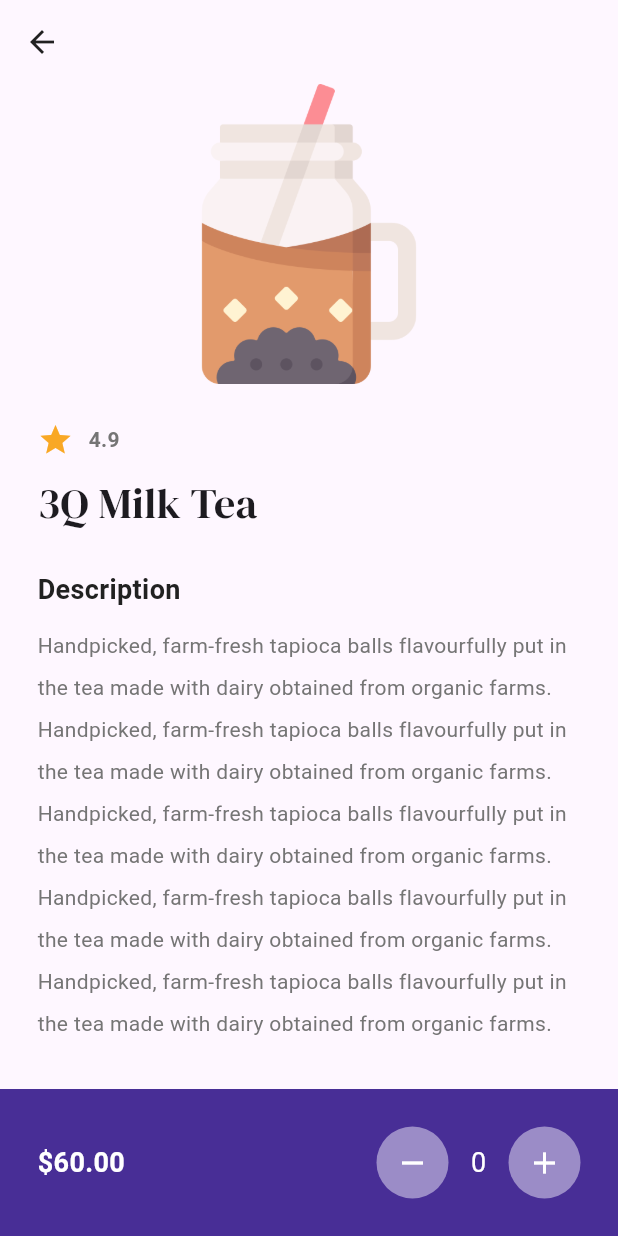
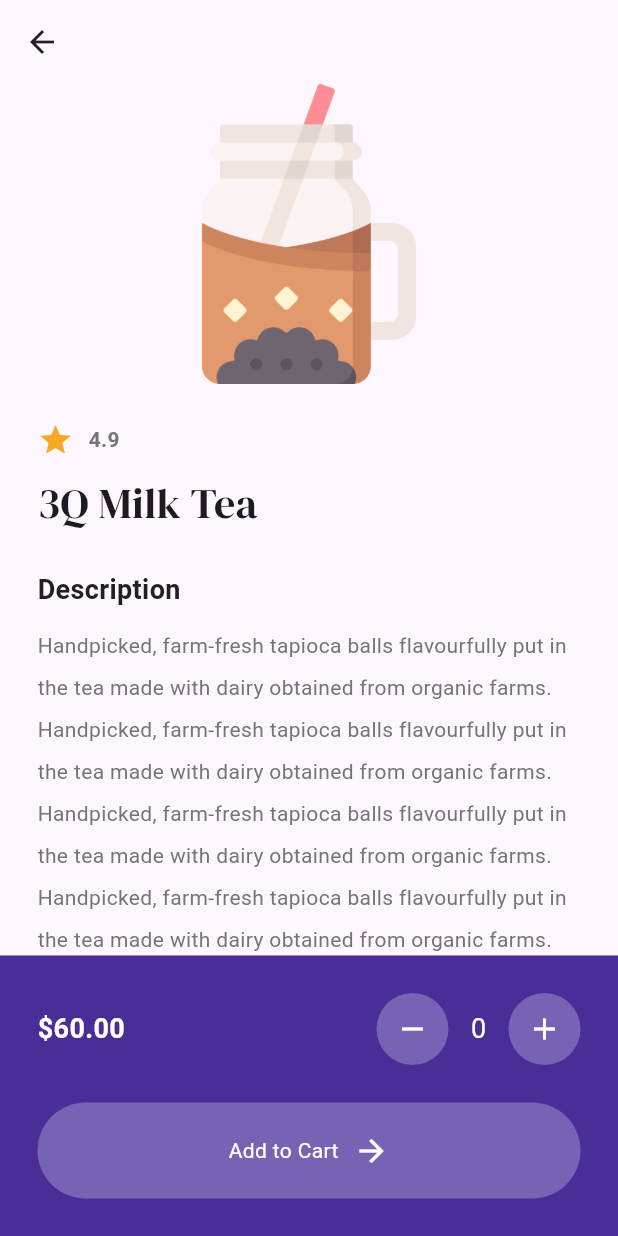
Before and after one commit to strawberryskeleton/tapioka, a Flutter app: the MenuPage screen opened by its route, after a tap on "3Q Milk Tea", on a phone screen of 412 x 824 dp. Run offline on Flutter 3.47's test engine with Material 3 defaults, Android fonts, the phone set to English and light mode, and no system bars; our stand-ins replace google_fonts.

Commit message:
added 'add to cart' functionality

```diff
--- a/lib/components/food_tile.dart
+++ b/lib/components/food_tile.dart
@@ -47,7 +47,7 @@ class FoodTile extends StatelessWidget {
 
                   // price
                   Text(
-                    '\$' + food.price,
+                    '\$${food.price}',
                     style: TextStyle(
                       fontWeight: FontWeight.bold,
                       color: Colors.grey[700],
--- /dev/null
+++ b/lib/models/shop.dart
@@ -0,0 +1,46 @@
+import 'package:flutter/material.dart';
+import 'food.dart';
+
+class Shop extends ChangeNotifier {
+  // food menu
+  final List<Food> _foodMenu = [
+    // 3Q milk tea
+    Food(
+      name: "3Q Milk Tea",
+      price: "60.00",
+      imagePath: "lib/images/3Q_milk_tea.png",
+      rating: "4.9"
+    ),
+
+    // peace ice tea
+    Food(
+      name: "Peach Ice Tea",
+      price: "50.00",
+      imagePath: "lib/images/peach_ice_tea.png",
+      rating: "4.2"
+    ),
+  ];
+
+  // customer cart
+  List<Food> _cart = [];
+
+
+  // getter methods
+  List<Food> get foodMenu => _foodMenu;
+  List<Food> get cart => _cart;
+
+  // add to cart
+  void addToCart(Food foodItem, int quantity) {
+    for (int i = 0; i < quantity; i++) {
+      _cart.add(foodItem);
+    }
+    notifyListeners();
+  }
+
+  // remove from cart
+  void removeFromCart (Food foodItem) {
+    _cart.remove(foodItem);
+    notifyListeners();
+  }
+
+}
--- a/lib/pages/menu_page.dart
+++ b/lib/pages/menu_page.dart
@@ -1,7 +1,9 @@
 import 'package:flutter/material.dart';
 import 'package:google_fonts/google_fonts.dart';
+import 'package:provider/provider.dart';
 import 'package:tapioka/components/button.dart';
-import 'package:tapioka/models/food.dart';
+// import 'package:tapioka/models/food.dart';
+import 'package:tapioka/models/shop.dart';
 import 'package:tapioka/theme/colors.dart';
 import '../components/food_tile.dart';
 import 'food_details_page.dart';
@@ -15,18 +17,23 @@ class MenuPage extends StatefulWidget {
 
 class _MenuPageState extends State<MenuPage> {
 
-  // food menu
-  List foodMenu = [
-    // 3Q milk tea
-    Food(name: "3Q Milk Tea", price: "60.00", imagePath: "lib/images/3Q_milk_tea.png", rating: "4.9"),
+  // // food menu
+  // List foodMenu = [
+  //   // 3Q milk tea
+  //   Food(name: "3Q Milk Tea", price: "60.00", imagePath: "lib/images/3Q_milk_tea.png", rating: "4.9"),
 
-    // peace ice tea
-    Food(name: "Peach Ice Tea", price: "50.00", imagePath: "lib/images/peach_ice_tea.png", rating: "4.2"),
+  //   // peace ice tea
+  //   Food(name: "Peach Ice Tea", price: "50.00", imagePath: "lib/images/peach_ice_tea.png", rating: "4.2"),
 
-  ];
+  // ];
 
   // click menu --> food details page
   void navigateToFoodDetails (int index) {
+
+    // get items from shop model
+    final shop = context.read<Shop>();
+    final foodMenu = shop.foodMenu;
+
     Navigator.push(
       context,
       MaterialPageRoute(
@@ -39,6 +46,10 @@ class _MenuPageState extends State<MenuPage> {
 
   @override
   Widget build(BuildContext context) {
+    // get items from shop model
+    final shop = context.read<Shop>();
+    final foodMenu = shop.foodMenu;
+
     return Scaffold(
       backgroundColor: Colors.grey[300],
       appBar: AppBar(
--- a/lib/theme/colors.dart
+++ b/lib/theme/colors.dart
@@ -2,4 +2,5 @@ import 'package:flutter/material.dart';
 
 var primaryColor = const Color.fromARGB(255, 72, 46, 150);
 
-var secondaryColor = const Color.fromARGB(255, 155, 140, 199);
+// var secondaryColor = const Color.fromARGB(255, 155, 140, 199);
+var secondaryColor = const Color.fromARGB(255, 119, 99, 180);
--- a/pubspec.yaml
+++ b/pubspec.yaml
@@ -34,7 +34,9 @@ dependencies:
   # The following adds the Cupertino Icons font to your application.
   # Use with the CupertinoIcons class for iOS style icons.
   cupertino_icons: ^1.0.8
-  google_fonts: ^6.2.1
+  # google_fonts: ^6.2.1
+  google_fonts:
+  provider:
 
 dev_dependencies:
   flutter_test:
```
Also changed, not shown: lib/main.dart (+9 -2 lines), lib/pages/food_details_page.dart (+55 -2 lines), pubspec.lock.
